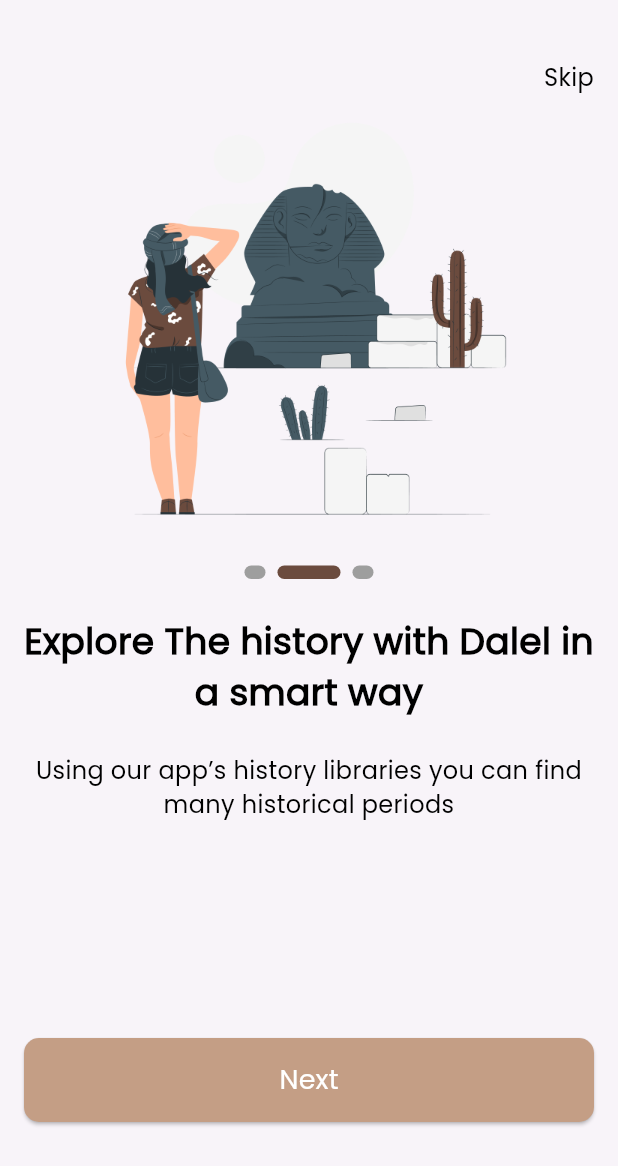
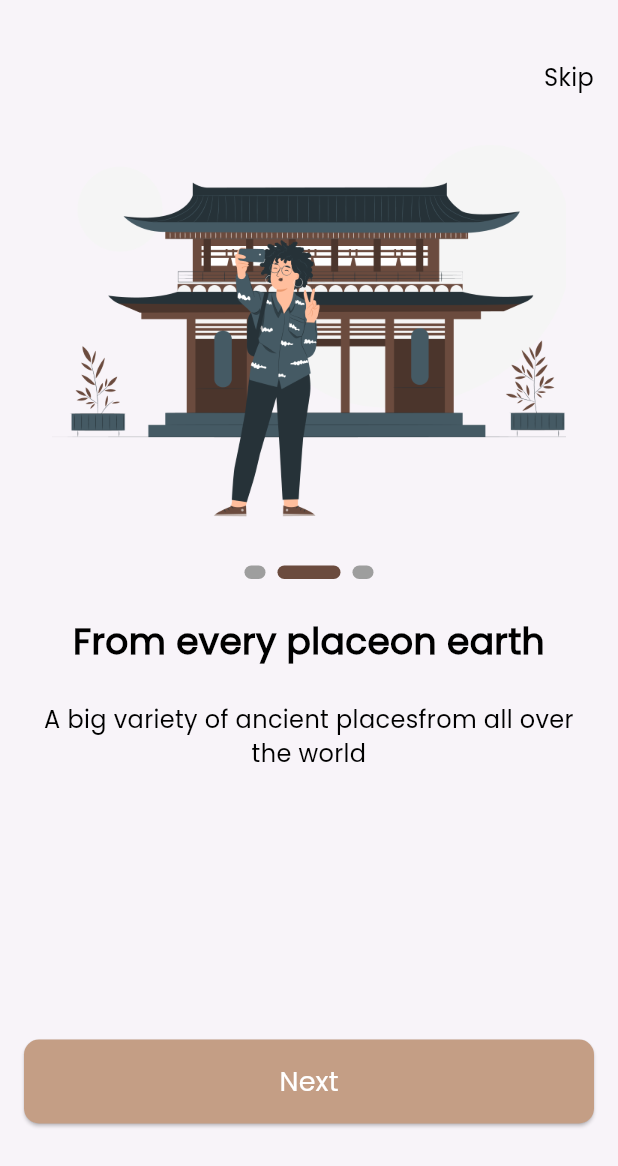
Before and after one commit to ahmedzein74/dalel-egypt, a Flutter app: the screen it shows after launch, swiped to page 2, on a phone screen of 412 x 824 dp. Shown: the top 1166 px of the screen. Run offline on Flutter 3.47's test engine with Material 3 defaults, Android fonts, the phone set to English and light mode, and no system bars; drawn by our look-alikes of smooth_page_indicator.

Commit message:
finish onBoarding

```diff
--- /dev/null
+++ b/lib/fetures/auth/presentation/views/sign_in.dart
@@ -0,0 +1,10 @@
+import 'package:flutter/material.dart';
+
+class SignInView extends StatelessWidget {
+  const SignInView({super.key});
+
+  @override
+  Widget build(BuildContext context) {
+    return const Scaffold();
+  }
+}
--- /dev/null
+++ b/lib/fetures/auth/presentation/views/sign_up.dart
@@ -0,0 +1,10 @@
+import 'package:flutter/material.dart';
+
+class SignUpView extends StatelessWidget {
+  const SignUpView({super.key});
+
+  @override
+  Widget build(BuildContext context) {
+    return const Scaffold();
+  }
+}
--- /dev/null
+++ b/lib/fetures/on_boarding/data/Models/on_boarding_model.dart
@@ -0,0 +1,27 @@
+import 'package:dalel_egypt/core/utils/app_assets.dart';
+
+class OnBoardingModel {
+  final String imagePath;
+  final String title;
+  final String subtitle;
+
+  OnBoardingModel(
+      {required this.imagePath, required this.title, required this.subtitle});
+}
+
+List<OnBoardingModel> onBoardingData = [
+  OnBoardingModel(
+      imagePath: Assets.assetsImagesOnBoarding1,
+      title: 'Explore The history withDalel in a smart way',
+      subtitle:
+          'Using our app’s history libraries you can find many historical periods '),
+  OnBoardingModel(
+      imagePath: Assets.assetsImagesOnBoarding2,
+      title: 'From every placeon earth',
+      subtitle: 'A big variety of ancient placesfrom all over the world'),
+  OnBoardingModel(
+      imagePath: Assets.assetsImagesOnBoarding3,
+      title: 'Using modern AI technology for better user experience',
+      subtitle:
+          'AI provide recommendations and helpsyou to continue the search journey'),
+];
--- /dev/null
+++ b/lib/fetures/on_boarding/presentation/views/onBoarding_view.dart
@@ -0,0 +1,55 @@
+import 'package:dalel_egypt/core/function/app_functions.dart';
+import 'package:dalel_egypt/fetures/auth/presentation/views/sign_up.dart';
+import 'package:dalel_egypt/fetures/on_boarding/presentation/widget/custom_nav_bar.dart';
+import 'package:dalel_egypt/fetures/on_boarding/presentation/widget/get_buttons.dart';
+import 'package:dalel_egypt/fetures/on_boarding/presentation/widget/onBoarding_body_widget.dart';
+import 'package:flutter/material.dart';
+import 'package:flutter/widgets.dart';
+
+class OnBoarding extends StatefulWidget {
+  OnBoarding({super.key});
+
+  @override
+  State<OnBoarding> createState() => _OnBoardingState();
+}
+
+class _OnBoardingState extends State<OnBoarding> {
+  final PageController _controller = PageController(initialPage: 0);
+  int currentIndex = 0;
+
+  @override
+  Widget build(BuildContext context) {
+    return SafeArea(
+      child: Scaffold(
+        body: Padding(
+          padding: const EdgeInsets.symmetric(horizontal: 16.0),
+          child: ListView(physics: const BouncingScrollPhysics(), children: [
+            const SizedBox(
+              height: 40,
+            ),
+            CustomNavBar(
+              onTap: () {
+                customReplacementNavigation(context, const SignUpView());
+              },
+            ),
+            OnBoardingWidgetBody(
+              onPageChanged: (index) {
+                setState(() {
+                  currentIndex = index;
+                });
+              },
+              controller: _controller,
+            ),
+            const SizedBox(
+              height: 130,
+            ),
+            GetButton(currentIndex: currentIndex, controller: _controller),
+            const SizedBox(
+              height: 20,
+            )
+          ]),
+        ),
+      ),
+    );
+  }
+}
--- a/lib/fetures/on_boarding/widget/custom_nav_bar.dart
+++ b/lib/fetures/on_boarding/presentation/widget/custom_nav_bar.dart
@@ -1,17 +1,21 @@
 import 'package:dalel_egypt/core/utils/app_strings.dart';
 import 'package:dalel_egypt/core/utils/app_textstyle.dart';
 import 'package:flutter/material.dart';
+import 'package:flutter/widgets.dart';
 
 class CustomNavBar extends StatelessWidget {
-  const CustomNavBar({super.key});
-
+  const CustomNavBar({super.key, this.onTap});
+  final VoidCallback? onTap;
   @override
   Widget build(BuildContext context) {
-    return const Align(
+    return Align(
       alignment: Alignment.centerRight,
-      child: Text(
-        AppStrings.skip,
-        style: AppTextStylies.poppins400Style16,
+      child: GestureDetector(
+        onTap: onTap,
+        child: const Text(
+          AppStrings.skip,
+          style: AppTextStylies.poppins400Style16,
+        ),
       ),
     );
   }
--- /dev/null
+++ b/lib/fetures/on_boarding/presentation/widget/get_buttons.dart
@@ -0,0 +1,51 @@
+import 'package:dalel_egypt/core/function/app_functions.dart';
+import 'package:dalel_egypt/core/utils/app_colors.dart';
+import 'package:dalel_egypt/core/utils/app_strings.dart';
+import 'package:dalel_egypt/core/utils/app_textstyle.dart';
+import 'package:dalel_egypt/core/widget/custom_button.dart';
+import 'package:dalel_egypt/fetures/auth/presentation/views/sign_in.dart';
+import 'package:dalel_egypt/fetures/auth/presentation/views/sign_up.dart';
+import 'package:dalel_egypt/fetures/on_boarding/data/Models/on_boarding_model.dart';
+import 'package:flutter/material.dart';
+
+class GetButton extends StatelessWidget {
+  const GetButton(
+      {super.key, required this.currentIndex, required this.controller});
+  final int currentIndex;
+  final PageController controller;
+  @override
+  Widget build(BuildContext context) {
+    return currentIndex == onBoardingData.length - 1
+        ? Column(
+            children: [
+              CustomBtn(
+                onpressed: () {
+                  customReplacementNavigation(context, const SignUpView());
+                },
+                text: AppStrings.createAccount,
+                color: AppColors.primaryColor,
+              ),
+              const SizedBox(
+                height: 16,
+              ),
+              GestureDetector(
+                onTap: () {
+                  customReplacementNavigation(context, const SignInView());
+                },
+                child: const Text(
+                  AppStrings.loginNow,
+                  style: AppTextStylies.poppins400Style16,
+                ),
+              )
+            ],
+          )
+        : CustomBtn(
+            onpressed: () {
+              controller.nextPage(
+                  duration: const Duration(milliseconds: 200),
+                  curve: Curves.bounceIn);
+            },
+            text: AppStrings.next,
+          );
+  }
+}
--- a/lib/fetures/on_boarding/widget/onBoarding_body_widget.dart
+++ b/lib/fetures/on_boarding/presentation/widget/onBoarding_body_widget.dart
@@ -1,29 +1,32 @@
-import 'package:dalel_egypt/core/utils/app_assets.dart';
 import 'package:dalel_egypt/core/utils/app_textstyle.dart';
-import 'package:dalel_egypt/fetures/on_boarding/widget/custom_smooth_inadicator.dart';
+import 'package:dalel_egypt/fetures/on_boarding/data/Models/on_boarding_model.dart';
+import 'package:dalel_egypt/fetures/on_boarding/presentation/widget/custom_smooth_inadicator.dart';
 import 'package:flutter/material.dart';
 
 class OnBoardingWidgetBody extends StatelessWidget {
-  OnBoardingWidgetBody({super.key});
-  final PageController _pageController = PageController();
+  OnBoardingWidgetBody(
+      {super.key, required this.controller, this.onPageChanged});
+  final PageController controller;
+  final Function(int)? onPageChanged;
   @override
   Widget build(BuildContext context) {
     return SizedBox(
       height: 500,
       child: PageView.builder(
+        onPageChanged: onPageChanged,
         physics: const BouncingScrollPhysics(),
-        controller: _pageController,
-        itemCount: 3,
+        controller: controller,
+        itemCount: onBoardingData.length,
         itemBuilder: (context, index) {
           return Column(
             children: [
               Container(
                 height: 290,
                 width: 343,
-                decoration: const BoxDecoration(
+                decoration: BoxDecoration(
                   image: DecorationImage(
                       image: AssetImage(
-                        Assets.assetsImagesOnBoarding1,
+                        onBoardingData[index].imagePath,
                       ),
                       fit: BoxFit.fill),
                 ),
@@ -31,12 +34,12 @@ class OnBoardingWidgetBody extends StatelessWidget {
               const SizedBox(
                 height: 24,
               ),
-              CustomSmoothIndicator(controller: _pageController),
+              CustomSmoothIndicator(controller: controller),
               const SizedBox(
                 height: 24,
               ),
               Text(
-                'Explore The history with Dalel in a smart way',
+                onBoardingData[index].title,
                 style: AppTextStylies.poppins500Style24
                     .copyWith(fontWeight: FontWeight.bold),
                 textAlign: TextAlign.center,
@@ -46,8 +49,8 @@ class OnBoardingWidgetBody extends StatelessWidget {
               const SizedBox(
                 height: 24,
               ),
-              const Text(
-                'Using our app’s history libraries you can find many historical periods ',
+              Text(
+                onBoardingData[index].subtitle,
                 style: AppTextStylies.poppins400Style16,
                 textAlign: TextAlign.center,
               ),
--- a/lib/fetures/on_boarding/views/onBoarding_view.dart
+++ /dev/null
@@ -1,37 +0,0 @@
-import 'package:dalel_egypt/core/utils/app_strings.dart';
-import 'package:dalel_egypt/core/widget/custom_button.dart';
-import 'package:dalel_egypt/fetures/on_boarding/widget/custom_nav_bar.dart';
-import 'package:dalel_egypt/fetures/on_boarding/widget/onBoarding_body_widget.dart';
-import 'package:flutter/material.dart';
-
-class OnBoarding extends StatelessWidget {
-  const OnBoarding({super.key});
-
-  @override
-  Widget build(BuildContext context) {
-    return SafeArea(
-      child: Scaffold(
-        body: Padding(
-          padding: const EdgeInsets.symmetric(horizontal: 16.0),
-          child: ListView(physics: const BouncingScrollPhysics(), children: [
-            const SizedBox(
-              height: 40,
-            ),
-            const CustomNavBar(),
-            OnBoardingWidgetBody(),
-            const SizedBox(
-              height: 129,
-            ),
-            CustomBtn(
-              onpressed: () {},
-              text: AppStrings.next,
-            ),
-            const SizedBox(
-              height: 20,
-            )
-          ]),
-        ),
-      ),
-    );
-  }
-}
--- a/lib/fetures/splash/presentation/views/splash_view.dart
+++ b/lib/fetures/splash/presentation/views/splash_view.dart
@@ -3,7 +3,7 @@ import 'dart:async';
 import 'package:dalel_egypt/core/function/app_functions.dart';
 import 'package:dalel_egypt/core/utils/app_strings.dart';
 import 'package:dalel_egypt/core/utils/app_textstyle.dart';
-import 'package:dalel_egypt/fetures/on_boarding/views/onBoarding_view.dart';
+import 'package:dalel_egypt/fetures/on_boarding/presentation/views/onBoarding_view.dart';
 import 'package:flutter/material.dart';
 
 class SplashScreen extends StatefulWidget {
```
Also changed, not shown: lib/fetures/on_boarding/presentation/widget/custom_smooth_inadicator.dart (renamed from lib/fetures/on_boarding/widget/custom_smooth_inadicator.dart).
